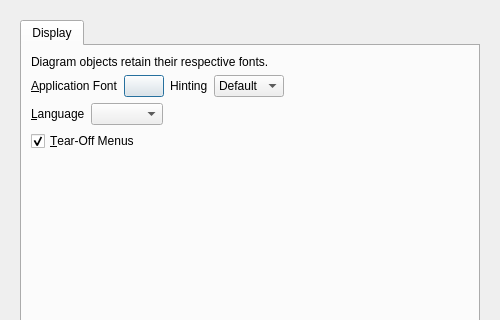
Old version of the form UI/glitch-preferences.ui in the repository textbrowser/glitch; both pictures show x 0 to 500 and y 0 to 320 of the 500 by 550 pixel window.
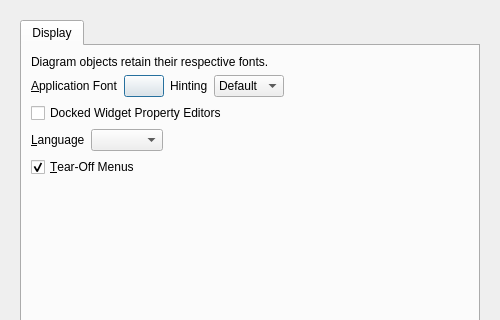
New version of the form. Icons and pictures are not drawn.

Diff of the .ui file:
```diff
--- a/UI/glitch-preferences.ui
+++ b/UI/glitch-preferences.ui
@@ -31,8 +31,8 @@
        <rect>
         <x>0</x>
         <y>0</y>
-        <width>488</width>
-        <height>494</height>
+        <width>476</width>
+        <height>486</height>
        </rect>
       </property>
       <layout class="QVBoxLayout" name="verticalLayout_2">
@@ -119,6 +119,13 @@
              </item>
             </layout>
            </item>
+           <item>
+            <widget class="QCheckBox" name="docked_widget_property_editors">
+             <property name="text">
+              <string>Docked Widget Property Editors</string>
+             </property>
+            </widget>
+           </item>
            <item>
             <layout class="QHBoxLayout" name="horizontalLayout_3">
              <item>
```
Left out of the diff: 1 changed line with no effect on the pictures.
